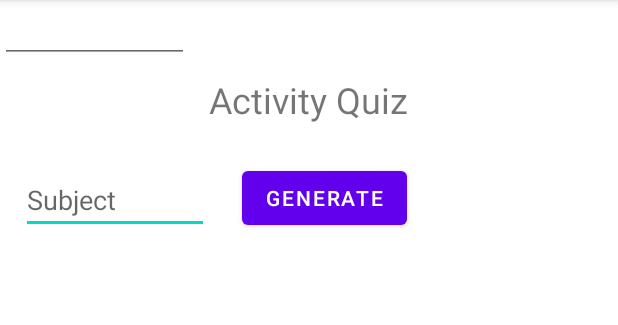
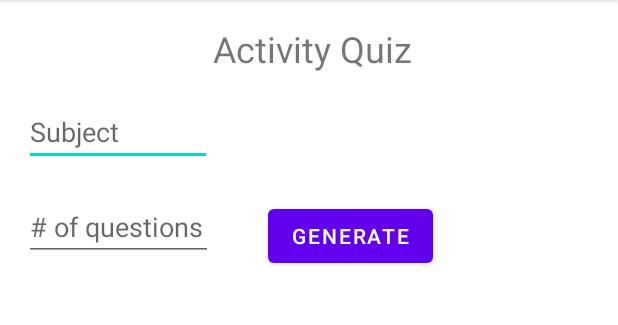
Before and after one commit to crazay416/CECS_453_Project_4, an Android app: the QuizSettings_Activity screen opened directly, with no data from a screen before it, on a phone screen of 412 x 824 dp, the part 84-409 px from its top. Run offline under Robolectric (Android 15) with nearby library versions, the phone set to English and light mode, and no system bars; our stand-ins replace Firebase (no records; nobody signed in at launch, a user with empty details on screens opened directly).

Commit message:
Deleteed ListView

```diff
--- a/app/src/main/res/layout/activity_quiz_settings.xml
+++ b/app/src/main/res/layout/activity_quiz_settings.xml
@@ -14,21 +14,10 @@
         android:textSize="24sp"
         app:layout_constraintBottom_toBottomOf="parent"
         app:layout_constraintEnd_toEndOf="parent"
-        app:layout_constraintHorizontal_bias="0.498"
+        app:layout_constraintHorizontal_bias="0.508"
         app:layout_constraintStart_toStartOf="parent"
         app:layout_constraintTop_toTopOf="parent"
-        app:layout_constraintVertical_bias="0.068" />
-
-    <ListView
-        android:id="@+id/list"
-        android:layout_width="352dp"
-        android:layout_height="503dp"
-        app:layout_constraintBottom_toBottomOf="parent"
-        app:layout_constraintEnd_toEndOf="parent"
-        app:layout_constraintHorizontal_bias="0.491"
-        app:layout_constraintStart_toStartOf="parent"
-        app:layout_constraintTop_toTopOf="parent"
-        app:layout_constraintVertical_bias="0.929" />
+        app:layout_constraintVertical_bias="0.022" />
 
     <EditText
         android:id="@+id/subject"
@@ -39,10 +28,10 @@
         android:inputType="textPersonName"
         app:layout_constraintBottom_toBottomOf="parent"
         app:layout_constraintEnd_toEndOf="parent"
-        app:layout_constraintHorizontal_bias="0.048"
+        app:layout_constraintHorizontal_bias="0.055"
         app:layout_constraintStart_toStartOf="parent"
         app:layout_constraintTop_toTopOf="parent"
-        app:layout_constraintVertical_bias="0.153" />
+        app:layout_constraintVertical_bias="0.09" />
 
     <Button
         android:id="@+id/submit"
@@ -51,18 +40,23 @@
         android:text="generate"
         app:layout_constraintBottom_toBottomOf="parent"
         app:layout_constraintEnd_toEndOf="parent"
-        app:layout_constraintHorizontal_bias="0.534"
+        app:layout_constraintHorizontal_bias="0.591"
         app:layout_constraintStart_toStartOf="parent"
         app:layout_constraintTop_toTopOf="parent"
-        app:layout_constraintVertical_bias="0.15" />
+        app:layout_constraintVertical_bias="0.185" />
 
     <EditText
         android:id="@+id/question_numbers_id"
         android:layout_width="126dp"
         android:layout_height="42dp"
         android:ems="10"
+        android:hint="# of questions"
         android:inputType="textPersonName"
-        tools:layout_editor_absoluteX="12dp"
-        tools:layout_editor_absoluteY="153dp" />
+        app:layout_constraintBottom_toBottomOf="parent"
+        app:layout_constraintEnd_toEndOf="parent"
+        app:layout_constraintHorizontal_bias="0.056"
+        app:layout_constraintStart_toStartOf="parent"
+        app:layout_constraintTop_toTopOf="parent"
+        app:layout_constraintVertical_bias="0.182" />
 
 </androidx.constraintlayout.widget.ConstraintLayout>
```
